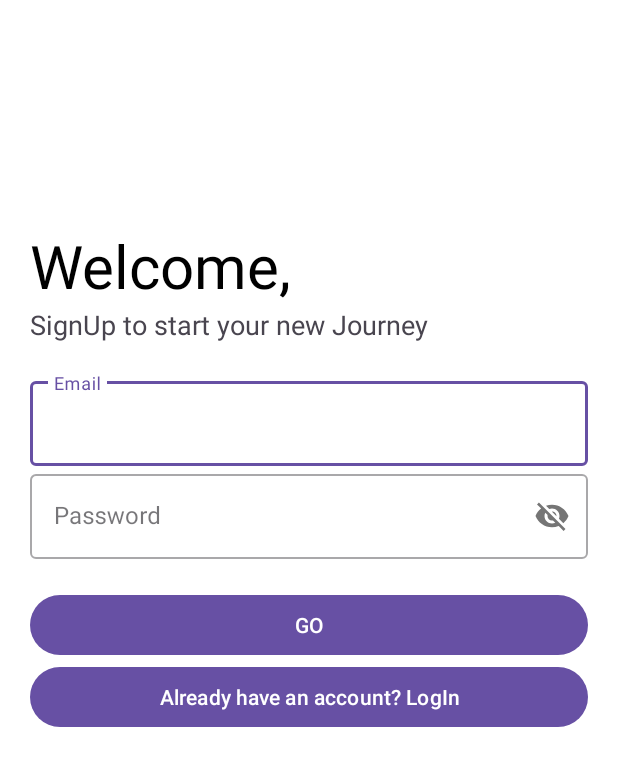
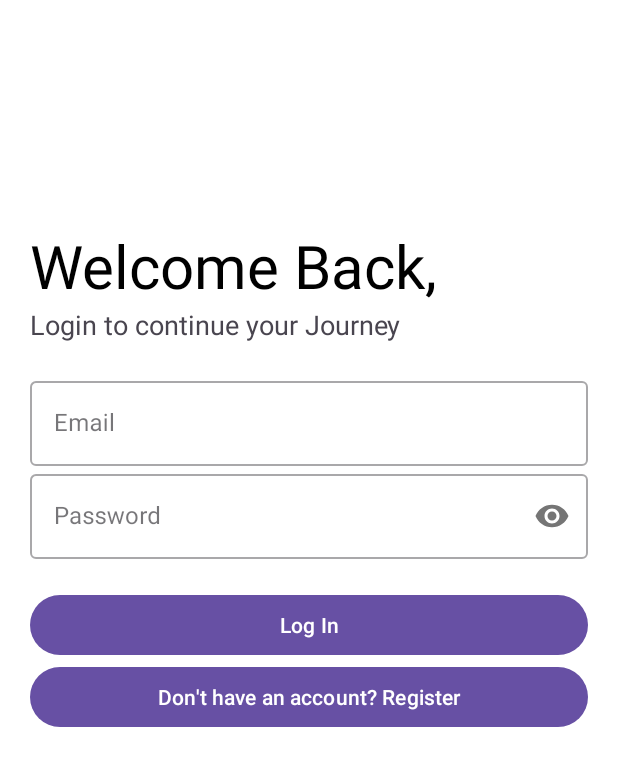
Before and after one commit to shaharm87/SellHub, an Android app: the screen it shows after launch (Register), after a tap on "Already have an account? LogIn", on a phone screen of 412 x 824 dp. Shown: the top 766 px of the screen. Run offline under Robolectric (Android 15) with nearby library versions, the phone set to English and light mode, and no system bars; our stand-ins replace Firebase (no records; nobody signed in at launch, a user with empty details on screens opened directly); 2 other taps on this screen came first.

Commit message:
divide register and login to separate pages

```diff
--- a/app/src/main/AndroidManifest.xml
+++ b/app/src/main/AndroidManifest.xml
@@ -26,9 +26,6 @@
             android:exported="false"
             android:theme="@style/Theme.SellHub" />
         <activity
-            android:name=".Login"
-            android:exported="false" />
-        <activity
             android:name=".MainActivity"
             android:exported="true">
             <intent-filter>
--- a/app/src/main/java/com/example/sellhub/Login.kt
+++ /dev/null
@@ -1,11 +0,0 @@
-package com.example.sellhub
-
-import androidx.appcompat.app.AppCompatActivity
-import android.os.Bundle
-
-class Login : AppCompatActivity() {
-    override fun onCreate(savedInstanceState: Bundle?) {
-        super.onCreate(savedInstanceState)
-        setContentView(R.layout.activity_login)
-    }
-}
--- a/app/src/main/java/com/example/sellhub/Register.kt
+++ b/app/src/main/java/com/example/sellhub/Register.kt
@@ -14,12 +14,13 @@ import java.lang.Exception
 
 class Register : AppCompatActivity() {
     private val userManager = UserManager()
+    private val mainActivity = MainActivity()
     override fun onCreate(savedInstanceState: Bundle?) {
         super.onCreate(savedInstanceState)
         setContentView(R.layout.activity_register)
     }
 
-    fun onGoClick(view: View) {
+    fun onRegisterClick(view: View) {
         try {
             val email = findViewById<TextInputEditText>(R.id.reg_email).text.toString()
             val password = findViewById<TextInputEditText>(R.id.reg_password).text.toString()
@@ -32,17 +33,20 @@ class Register : AppCompatActivity() {
                     Toast.makeText(this, "Registration failed: $errorMessage", Toast.LENGTH_SHORT)
                         .show()
                 }
-
             }
         } catch (e: Exception) {
             Log.d("Tag", e.message.toString());
         }
     }
 
+    fun toLoginPage(view: View) {
+        setContentView(R.layout.activity_login)
+    }
+
     fun onLoginClick(view: View) {
         try {
-            val email = findViewById<TextInputEditText>(R.id.reg_email).text.toString()
-            val password = findViewById<TextInputEditText>(R.id.reg_password).text.toString()
+            val email = findViewById<TextInputEditText>(R.id.login_email).text.toString()
+            val password = findViewById<TextInputEditText>(R.id.login_password).text.toString()
             userManager.loginUser(email, password) { isSuccess, errorMessage ->
                 if (isSuccess) {
                     val intent = Intent(this, MainActivity::class.java)
@@ -56,5 +60,7 @@ class Register : AppCompatActivity() {
         }
     }
 
-
+    fun toRegisterPage(view: View) {
+        setContentView(R.layout.activity_register)
+    }
 }
--- a/app/src/main/java/com/example/sellhub/managers/UserManager.kt
+++ b/app/src/main/java/com/example/sellhub/managers/UserManager.kt
@@ -10,6 +10,11 @@ class UserManager {
     private val auth: FirebaseAuth = FirebaseAuth.getInstance()
 
     fun registerUser(email: String, password: String, callback: (Boolean, String?) -> Unit) {
+        if (email == "") {
+            callback(false, "Missing email")
+        } else if (password == "") {
+            callback(false, "Missing password")
+        } else {
             auth.createUserWithEmailAndPassword(email, password)
                 .addOnCompleteListener { task ->
                     if (task.isSuccessful) {
@@ -27,8 +32,14 @@ class UserManager {
                     }
                 }
         }
+    }
 
     fun loginUser(email: String, password: String, callback: (Boolean, String?) -> Unit) {
+        if (email == "") {
+            callback(false, "Missing email")
+        } else if (password == "") {
+            callback(false, "Missing password")
+        } else {
             auth.signInWithEmailAndPassword(email, password)
                 .addOnCompleteListener { task ->
                     if (task.isSuccessful) {
@@ -39,6 +50,7 @@ class UserManager {
                             "ERROR_INVALID_CREDENTIAL" -> callback(false, "Wrong email or password")
                             "ERROR_INVALID_EMAIL" -> callback(false, "Invalid email")
                             else -> callback(false, exception.message)
+                        }
                     }
                 }
         }
--- a/app/src/main/res/layout/activity_login.xml
+++ b/app/src/main/res/layout/activity_login.xml
@@ -1,9 +1,76 @@
 <?xml version="1.0" encoding="utf-8"?>
-<androidx.constraintlayout.widget.ConstraintLayout xmlns:android="http://schemas.android.com/apk/res/android"
+<LinearLayout xmlns:android="http://schemas.android.com/apk/res/android"
     xmlns:app="http://schemas.android.com/apk/res-auto"
     xmlns:tools="http://schemas.android.com/tools"
     android:layout_width="match_parent"
     android:layout_height="match_parent"
-    tools:context=".Login">
-
-</androidx.constraintlayout.widget.ConstraintLayout>
+    tools:context=".Register"
+    android:orientation="vertical"
+    android:background="#fff"
+    android:padding="20dp">
+    <ImageView
+        android:layout_width="150dp"
+        android:layout_height="150dp"
+        android:transitionName="logo_image"/>
+    <TextView
+        android:layout_width="wrap_content"
+        android:layout_height="wrap_content"
+        android:text="Welcome Back,"
+        android:textSize="40sp"
+        android:transitionName="logo_text"
+        android:layout_marginTop="-20dp"
+        android:textColor="#000"/>
+    <TextView
+        android:layout_width="wrap_content"
+        android:layout_height="wrap_content"
+        android:text="Login to continue your Journey"
+        android:textSize="18sp"
+        android:transitionName="logo_desc"/>
+    <LinearLayout
+        android:layout_width="match_parent"
+        android:layout_height="wrap_content"
+        android:orientation="vertical"
+        android:layout_marginTop="20dp"
+        android:layout_marginBottom="20dp">
+        <com.google.android.material.textfield.TextInputLayout
+            android:layout_width="match_parent"
+            android:layout_height="wrap_content"
+            android:hint="Email"
+            style="@style/Widget.MaterialComponents.TextInputLayout.OutlinedBox">
+            <com.google.android.material.textfield.TextInputEditText
+                android:layout_width="match_parent"
+                android:layout_height="wrap_content"
+                android:inputType="textEmailAddress"
+                android:id="@+id/login_email" />
+        </com.google.android.material.textfield.TextInputLayout>
+        <com.google.android.material.textfield.TextInputLayout
+            android:layout_width="match_parent"
+            android:layout_height="wrap_content"
+            android:hint="Password"
+            app:passwordToggleEnabled="true"
+            android:transitionName="password_tran"
+            style="@style/Widget.MaterialComponents.TextInputLayout.OutlinedBox">
+            <com.google.android.material.textfield.TextInputEditText
+                android:layout_width="match_parent"
+                android:layout_height="wrap_content"
+                android:inputType="textPassword"
+                android:id="@+id/login_password">
+            </com.google.android.material.textfield.TextInputEditText>
+        </com.google.android.material.textfield.TextInputLayout>
+    </LinearLayout>
+    <Button
+        android:id="@+id/login_btn"
+        android:layout_width="match_parent"
+        android:layout_height="wrap_content"
+        android:text="@string/login"
+        android:transitionName="button_tran"
+        android:onClick="onLoginClick" />
+    <Button
+        android:id="@+id/reg_btn"
+        android:layout_width="match_parent"
+        android:layout_height="wrap_content"
+        android:text="@string/dont_have_an_account_register"
+        android:transitionName="button_tran"
+        android:onClick="toRegisterPage"
+        />
+</LinearLayout>
--- a/app/src/main/res/layout/activity_register.xml
+++ b/app/src/main/res/layout/activity_register.xml
@@ -62,9 +62,9 @@
         android:id="@+id/reg_btn"
         android:layout_width="match_parent"
         android:layout_height="wrap_content"
-        android:text="@string/go"
+        android:text="@string/register"
         android:transitionName="button_tran"
-        android:onClick="onGoClick"
+        android:onClick="onRegisterClick"
         />
     <Button
         android:id="@+id/reg_login_btn"
@@ -72,5 +72,5 @@
         android:layout_height="wrap_content"
         android:text="@string/already_have_an_account_login"
         android:transitionName="button_tran"
-        android:onClick="onLoginClick" />
+        android:onClick="toLoginPage" />
 </LinearLayout>
--- a/app/src/main/res/values/strings.xml
+++ b/app/src/main/res/values/strings.xml
@@ -1,7 +1,9 @@
 <resources>
     <string name="app_name">SellHub</string>
     <string name="already_have_an_account_login">Already have an account? LogIn</string>
-    <string name="go">GO</string>
+    <string name="dont_have_an_account_register">Don\'t have an account? Register</string>
+    <string name="login">Log In</string>
+    <string name="register">Register</string>
     <!-- Strings used for fragments for navigation -->
     <string name="first_fragment_label">First Fragment</string>
     <string name="second_fragment_label">Second Fragment</string>
```
Lines whose indentation alone changed are shown as unchanged.
